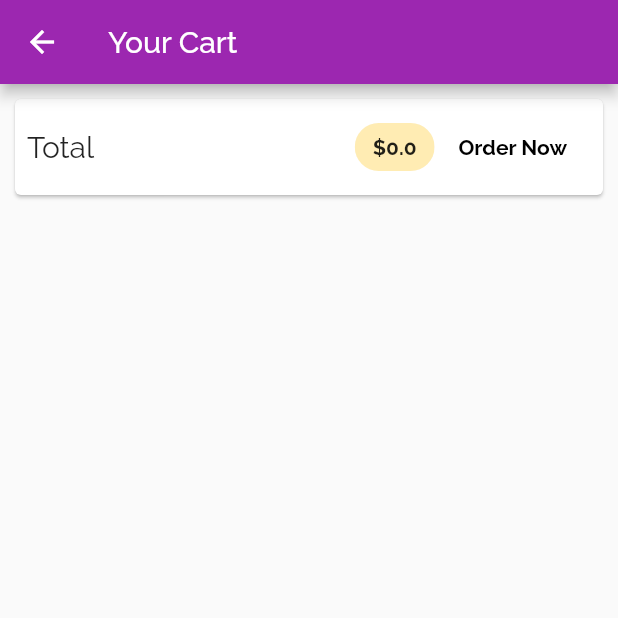
After one commit to baradipavan2017/MyShopApp, a Flutter app: the CartScreen screen opened by its route, on a phone screen of 412 x 824 dp, the top half of it. The commit adds this screen. Run offline on Flutter 3.47's test engine with Material 2 defaults, Android fonts, the phone set to English and light mode, and no system bars; network calls fail.

Commit message:
1)adding cart screen 2)adding total amount to the cart screen

```diff
--- a/lib/main.dart
+++ b/lib/main.dart
@@ -1,4 +1,5 @@
 import 'package:flutter/material.dart';
+import 'package:myshop/screens/cart_screen.dart';
 import 'package:provider/provider.dart';
 import './screens/products_overview_screen.dart';
 import './screens/product_detail_screen.dart';
@@ -17,10 +18,10 @@ class MyApp extends StatelessWidget {
     return MultiProvider(
       providers: [
         ChangeNotifierProvider(
-          create:(ctx) => Products(),
+          create: (ctx) => Products(),
         ),
         ChangeNotifierProvider(
-          create:(ctx) => Cart(),
+          create: (ctx) => Cart(),
         ),
       ],
       // create: (ctx) => Products(),
@@ -34,6 +35,7 @@ class MyApp extends StatelessWidget {
         home: ProductOverviewScreen(),
         routes: {
           ProductDetailScreen.routeName: (ctx) => ProductDetailScreen(),
+          CartScreen.routeName: (ctx) => CartScreen(),
         },
       ),
     );
--- a/lib/providers/cart.dart
+++ b/lib/providers/cart.dart
@@ -14,14 +14,22 @@ class CartItem {
 }
 
 class Cart with ChangeNotifier {
-  Map<String, CartItem> _items = { };
+  Map<String, CartItem> _items = {};
 
   Map<String, CartItem> get items {
     return {..._items};
   }
 
   int get itemCount {
-    return  _items.length;
+    return _items.length;
+  }
+
+  double get totalAmount {
+    var total = 0.0;
+    _items.forEach((key, cartItem) {
+      total += cartItem.price * cartItem.quantity;
+    });
+    return total;
   }
 
   void addItem(String productId, double price, String title) {
--- /dev/null
+++ b/lib/screens/cart_screen.dart
@@ -0,0 +1,55 @@
+import 'package:flutter/material.dart';
+import '../providers/cart.dart';
+import 'package:provider/provider.dart';
+
+class CartScreen extends StatelessWidget {
+  static const routeName = '/cart';
+  @override
+  Widget build(BuildContext context) {
+    final cart = Provider.of<Cart>(context);
+    return Scaffold(
+      appBar: AppBar(
+        title: Text('Your Cart'),
+      ),
+      body: Column(
+        children: <Widget>[
+          Card(
+            margin: const EdgeInsets.all(10),
+            child: Padding(
+              padding: const EdgeInsets.all(8.0),
+              child: Row(
+                mainAxisAlignment: MainAxisAlignment.spaceBetween,
+                children: <Widget>[
+                  Text(
+                    'Total',
+                    style: TextStyle(fontSize: 20),
+                  ),
+                  Spacer(),
+                  Chip(
+                    label: Text(
+                      '\$${cart.totalAmount}',
+                      style: TextStyle(fontWeight: FontWeight.bold),
+                    ),
+                    backgroundColor: Colors.amber[100],
+                  ),
+                  FlatButton(
+                    onPressed: null,
+                    child: Text(
+                      'Order Now',
+                      style: TextStyle(
+                        color: Colors.black,
+                        fontWeight: FontWeight.bold,
+                      ),
+                    ),
+                    textColor: Theme.of(context).primaryColor,
+                  )
+                ],
+              ),
+            ),
+          ),
+
+        ],
+      ),
+    );
+  }
+}
--- a/lib/screens/products_overview_screen.dart
+++ b/lib/screens/products_overview_screen.dart
@@ -1,11 +1,14 @@
 import 'package:flutter/material.dart';
-import 'package:myshop/providers/cart.dart';
 import 'package:provider/provider.dart';
-
 import '../widgets/products_grid.dart';
 import '../widgets/badge.dart';
+import '../providers/cart.dart';
+import '../screens/cart_screen.dart';
 
-enum FilterOptions { Favorites, All }
+enum FilterOptions {
+  Favorites,
+  All,
+}
 
 class ProductOverviewScreen extends StatefulWidget {
   // final List<Product> loadedProduct = detailsProducts;
@@ -54,7 +57,9 @@ class _ProductOverviewScreenState extends State<ProductOverviewScreen> {
             ),
             child: IconButton(
               icon: Icon(Icons.shopping_cart),
-              onPressed: () {},
+              onPressed: () {
+                Navigator.of(context).pushNamed(CartScreen.routeName);
+              },
             ),
           )
         ],
```
